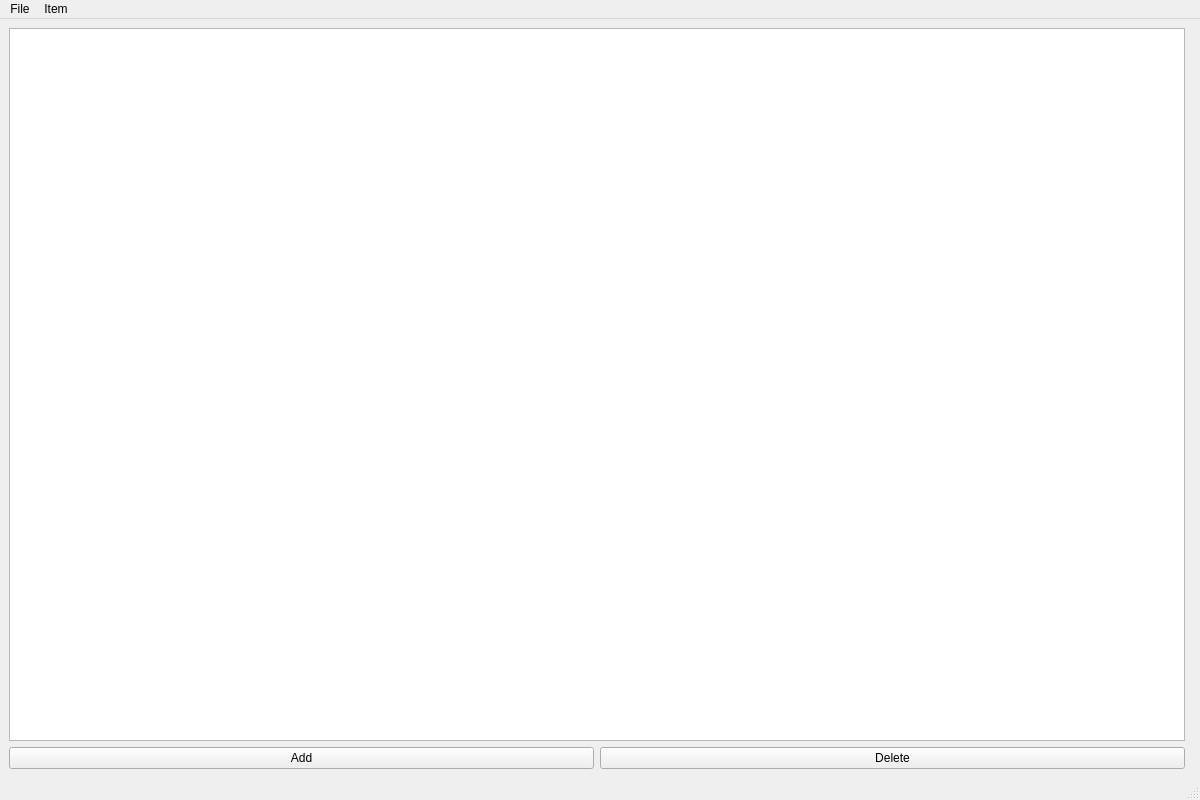
Old version of the form mainwindow.ui in the repository eeyna4/2025_20605105.
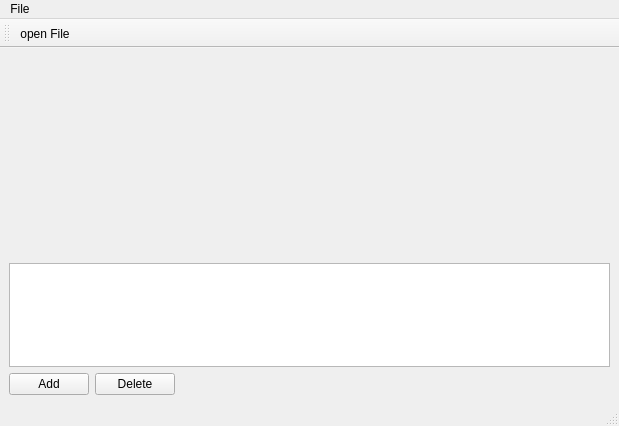
New version of the form. Icons and pictures are not drawn. Custom widgets are drawn as their Qt base class.

```diff
--- a/mainwindow.ui
+++ b/mainwindow.ui
@@ -6,43 +6,63 @@
    <rect>
     <x>0</x>
     <y>0</y>
-    <width>1200</width>
-    <height>800</height>
+    <width>619</width>
+    <height>426</height>
    </rect>
   </property>
   <property name="windowTitle">
    <string>MainWindow</string>
   </property>
   <widget class="QWidget" name="centralwidget">
-   <layout class="QHBoxLayout" name="horizontalLayout">
+   <layout class="QVBoxLayout" name="verticalLayout">
     <item>
-     <layout class="QVBoxLayout" name="leftLayout">
+     <widget class="QVTKOpenGLNativeWidget" name="widget" native="true">
+      <property name="minimumSize">
+       <size>
+        <width>0</width>
+        <height>200</height>
+       </size>
+      </property>
+     </widget>
+    </item>
+    <item>
+     <widget class="QTreeView" name="treeView">
+      <property name="contextMenuPolicy">
+       <enum>Qt::ContextMenuPolicy::ActionsContextMenu</enum>
+      </property>
+     </widget>
+    </item>
+    <item>
+     <layout class="QHBoxLayout" name="horizontalLayout">
       <item>
-       <widget class="QTreeView" name="treeView"/>
+       <widget class="QPushButton" name="pushButton_2">
+        <property name="text">
+         <string>Add</string>
+        </property>
+       </widget>
       </item>
       <item>
-       <layout class="QHBoxLayout" name="buttonLayout">
-        <item>
-         <widget class="QPushButton" name="pushButton_2">
-          <property name="text">
-           <string>Add</string>
-          </property>
-         </widget>
-        </item>
-        <item>
-         <widget class="QPushButton" name="pushButton">
-          <property name="text">
-           <string>Delete</string>
-          </property>
-         </widget>
-        </item>
-       </layout>
+       <widget class="QPushButton" name="pushButton">
+        <property name="text">
+         <string>Delete</string>
+        </property>
+       </widget>
+      </item>
+      <item>
+       <spacer name="horizontalSpacer">
+        <property name="orientation">
+         <enum>Qt::Orientation::Horizontal</enum>
+        </property>
+        <property name="sizeHint" stdset="0">
+         <size>
+          <width>604</width>
+          <height>20</height>
+         </size>
+        </property>
+       </spacer>
       </item>
      </layout>
     </item>
-    <item>
-     <widget class="QVTKOpenGLNativeWidget" name="vtkWidget"/>
-    </item>
    </layout>
   </widget>
   <widget class="QMenuBar" name="menubar">
@@ -50,35 +70,49 @@
     <rect>
      <x>0</x>
      <y>0</y>
-     <width>1200</width>
-     <height>22</height>
+     <width>619</width>
+     <height>18</height>
     </rect>
    </property>
    <widget class="QMenu" name="menuFile">
     <property name="title">
      <string>File</string>
     </property>
-    <addaction name="actionopen_File"/>
-   </widget>
-   <widget class="QMenu" name="menuItem">
-    <property name="title">
-     <string>Item</string>
-    </property>
-    <addaction name="actionItem_Options"/>
    </widget>
    <addaction name="menuFile"/>
-   <addaction name="menuItem"/>
   </widget>
   <widget class="QStatusBar" name="statusbar"/>
+  <widget class="QToolBar" name="toolBar">
+   <property name="windowTitle">
+    <string>toolBar</string>
+   </property>
+   <attribute name="toolBarArea">
+    <enum>TopToolBarArea</enum>
+   </attribute>
+   <attribute name="toolBarBreak">
+    <bool>false</bool>
+   </attribute>
+   <addaction name="actionopen_File"/>
+  </widget>
   <action name="actionopen_File">
+   <property name="icon">
+    <iconset resource="icons.qrc">
+     <normaloff>:/Icons/Icons/fileopen.png</normaloff>:/Icons/Icons/fileopen.png</iconset>
+   </property>
    <property name="text">
-    <string>Open File</string>
+    <string>open File</string>
+   </property>
+   <property name="menuRole">
+    <enum>QAction::MenuRole::NoRole</enum>
    </property>
   </action>
   <action name="actionItem_Options">
    <property name="text">
     <string>Item Options</string>
    </property>
+   <property name="menuRole">
+    <enum>QAction::MenuRole::NoRole</enum>
+   </property>
   </action>
  </widget>
  <customwidgets>
```
Left out of the diff: 5 changed lines with no effect on the pictures.
